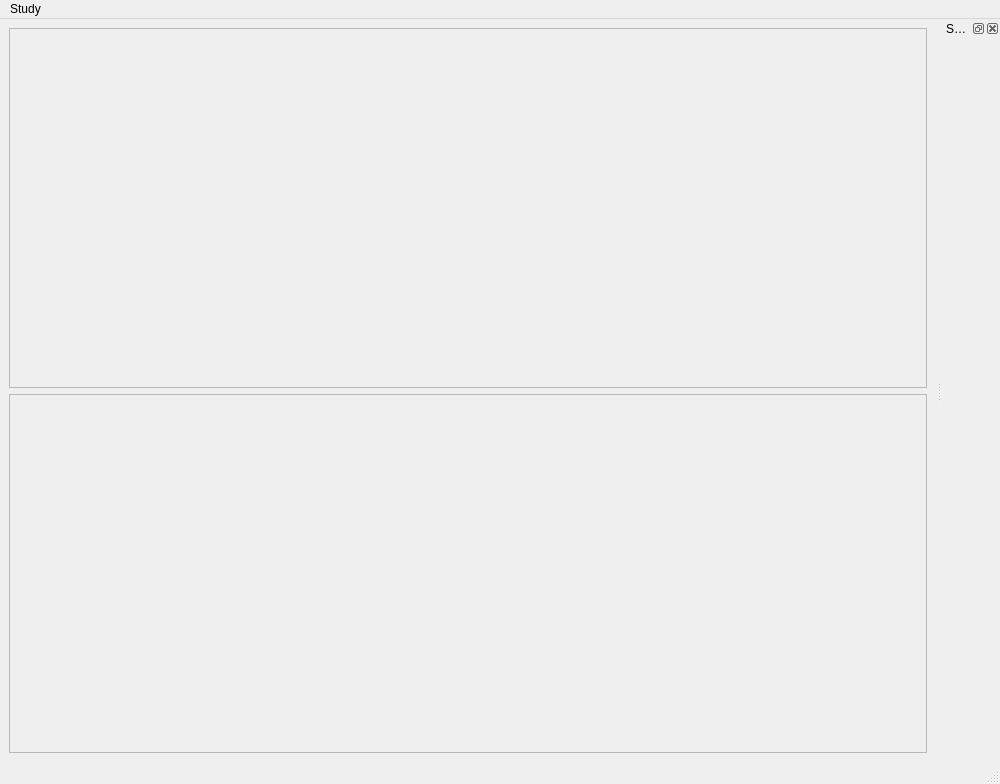
First picture: the form in morphologist/gui/ui/main_window.ui, repository brainvisa/morphologist, before the edit.
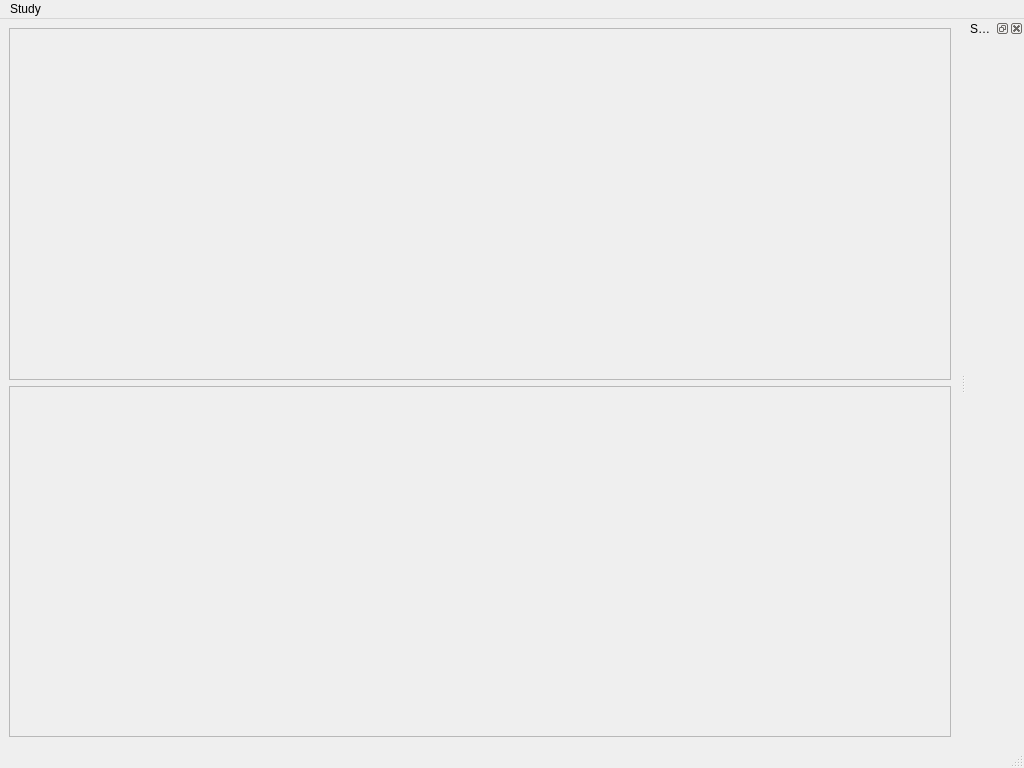
Second picture: the form after the edit.

Patch:
```diff
--- a/morphologist/gui/ui/main_window.ui
+++ b/morphologist/gui/ui/main_window.ui
@@ -9,8 +9,8 @@
    <rect>
     <x>0</x>
     <y>0</y>
-    <width>1000</width>
-    <height>784</height>
+    <width>1024</width>
+    <height>768</height>
    </rect>
   </property>
   <property name="windowTitle">
@@ -64,7 +64,7 @@
     <rect>
      <x>0</x>
      <y>0</y>
-     <width>1000</width>
+     <width>1024</width>
      <height>23</height>
     </rect>
    </property>
```
